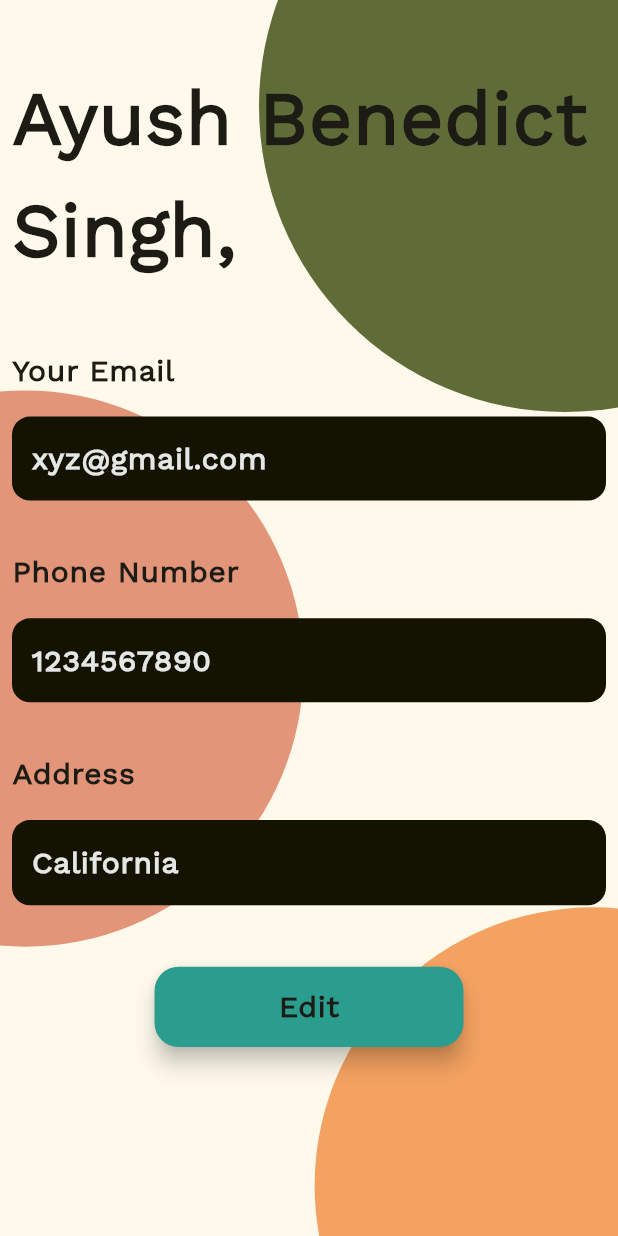
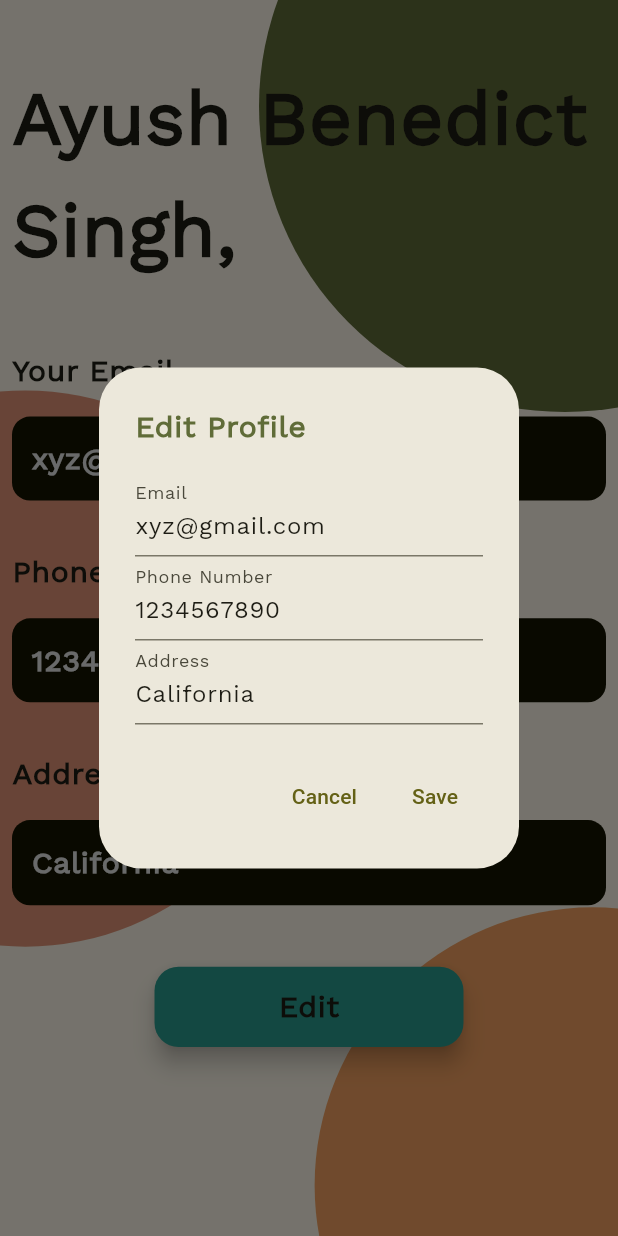
Before and after one commit to TheBenedict09/JRD_Sports_Connect, a Flutter app: the ProfilePage screen opened directly, after a tap on "Edit", on a phone screen of 412 x 824 dp. Run offline on Flutter 3.47's test engine with Material 3 defaults, Android fonts, the phone set to English and light mode, and no system bars; our stand-ins replace google_nav_bar, iconsax.

Commit message:
v0.0.12 (Profile Page - Protocols 1)

```diff
--- a/lib/pages/ProfilePage/profile_page.dart
+++ b/lib/pages/ProfilePage/profile_page.dart
@@ -10,6 +10,14 @@ class ProfilePage extends StatefulWidget {
 
 class _ProfilePageState extends State<ProfilePage> {
   double x = 0.9;
+  String email = "xyz@gmail.com";
+  String phoneNumber = "1234567890";
+  String address = "California";
+
+  final TextEditingController emailController = TextEditingController();
+  final TextEditingController phoneNumberController = TextEditingController();
+  final TextEditingController addressController = TextEditingController();
+
   @override
   Widget build(BuildContext context) {
     return Scaffold(
@@ -100,7 +108,7 @@ class _ProfilePageState extends State<ProfilePage> {
                     child: Padding(
                       padding: const EdgeInsets.all(13.0),
                       child: Text(
-                        "xyz@gmail.com",
+                        email,
                         overflow: TextOverflow.ellipsis,
                         style: Theme.of(context).textTheme.bodyLarge?.copyWith(
                             fontSize: 20,
@@ -135,7 +143,7 @@ class _ProfilePageState extends State<ProfilePage> {
                     child: Padding(
                       padding: const EdgeInsets.all(13.0),
                       child: Text(
-                        "1234567890",
+                        phoneNumber,
                         overflow: TextOverflow.ellipsis,
                         style: Theme.of(context).textTheme.bodyLarge?.copyWith(
                             fontSize: 20,
@@ -170,7 +178,7 @@ class _ProfilePageState extends State<ProfilePage> {
                     child: Padding(
                       padding: const EdgeInsets.all(13.0),
                       child: Text(
-                        "California",
+                        address,
                         overflow: TextOverflow.ellipsis,
                         style: Theme.of(context).textTheme.bodyLarge?.copyWith(
                             fontSize: 20,
@@ -188,7 +196,68 @@ class _ProfilePageState extends State<ProfilePage> {
                     width: MediaQuery.of(context).size.width * 0.5,
                     height: MediaQuery.of(context).size.height * 0.065,
                     child: FloatingActionButton(
-                      onPressed: () {},
+                      onPressed: () {
+                        emailController.text = email;
+                        phoneNumberController.text = phoneNumber;
+                        addressController.text = address;
+
+                        showDialog(
+                          context: context,
+                          builder: (context) {
+                            return AlertDialog(
+                              title: Text(
+                                'Edit Profile',
+                                style: Theme.of(context)
+                                    .textTheme
+                                    .bodyLarge
+                                    ?.copyWith(
+                                        fontSize: 20,
+                                        fontWeight: FontWeight.bold,
+                                        color: c8),
+                              ),
+                              content: Column(
+                                mainAxisSize: MainAxisSize.min,
+                                children: [
+                                  TextField(
+                                    controller: emailController,
+                                    decoration:
+                                        InputDecoration(labelText: 'Email'),
+                                  ),
+                                  TextField(
+                                    controller: phoneNumberController,
+                                    decoration: InputDecoration(
+                                        labelText: 'Phone Number'),
+                                  ),
+                                  TextField(
+                                    controller: addressController,
+                                    decoration:
+                                        InputDecoration(labelText: 'Address'),
+                                  ),
+                                ],
+                              ),
+                              actions: [
+                                TextButton(
+                                  onPressed: () {
+                                    Navigator.of(context).pop();
+                                  },
+                                  child: Text('Cancel'),
+                                ),
+                                TextButton(
+                                  onPressed: () {
+                                    setState(() {
+                                      email = emailController.text;
+                                      phoneNumber = phoneNumberController.text;
+                                      address = addressController.text;
+                                    });
+                                    Navigator.of(context).pop();
+                                  },
+                                  child: Text('Save'),
+                                ),
+                              ],
+                            );
+                          },
+                        );
+                      },
                       backgroundColor: c9,
                       child: Text(
                         "Edit",
```
